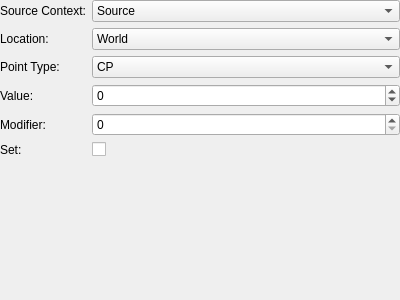
comphack/comp_hack, file tools/cathedral/ui/ActionUpdatePoints.ui: the form before one commit.
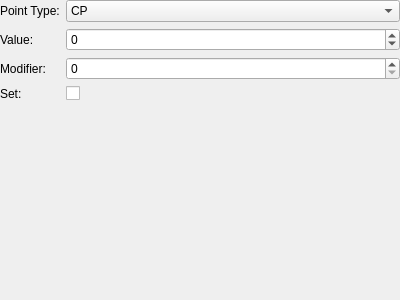
The form after the commit.

Commit message: Minimizing the base action UI

```diff
--- a/tools/cathedral/ui/ActionUpdatePoints.ui
+++ b/tools/cathedral/ui/ActionUpdatePoints.ui
@@ -29,70 +29,13 @@
       <enum>QFormLayout::AllNonFixedFieldsGrow</enum>
      </property>
      <item row="0" column="0">
-      <widget class="QLabel" name="lblSourceContext">
-       <property name="text">
-        <string>Source Context:</string>
-       </property>
-      </widget>
-     </item>
-     <item row="0" column="1">
-      <widget class="QComboBox" name="sourceContext">
-       <item>
-        <property name="text">
-         <string>Source</string>
-        </property>
-       </item>
-       <item>
-        <property name="text">
-         <string>Party</string>
-        </property>
-       </item>
-       <item>
-        <property name="text">
-         <string>All</string>
-        </property>
-       </item>
-      </widget>
-     </item>
-     <item row="1" column="0">
-      <widget class="QLabel" name="lblLocation">
-       <property name="text">
-        <string>Location:</string>
-       </property>
-      </widget>
-     </item>
-     <item row="1" column="1">
-      <widget class="QComboBox" name="location">
-       <item>
-        <property name="text">
-         <string>World</string>
-        </property>
-       </item>
-       <item>
-        <property name="text">
-         <string>Channel</string>
-        </property>
-       </item>
-       <item>
-        <property name="text">
-         <string>Instance</string>
-        </property>
-       </item>
-       <item>
-        <property name="text">
-         <string>Zone</string>
-        </property>
-       </item>
-      </widget>
-     </item>
-     <item row="2" column="0">
       <widget class="QLabel" name="lblPointType">
        <property name="text">
         <string>Point Type:</string>
        </property>
       </widget>
      </item>
-     <item row="2" column="1">
+     <item row="0" column="1">
       <widget class="QComboBox" name="pointType">
        <item>
         <property name="text">
@@ -156,14 +99,14 @@
        </item>
       </widget>
      </item>
-     <item row="3" column="0">
+     <item row="1" column="0">
       <widget class="QLabel" name="lblValue">
        <property name="text">
         <string>Value:</string>
        </property>
       </widget>
      </item>
-     <item row="3" column="1">
+     <item row="1" column="1">
       <widget class="QSpinBox" name="value">
        <property name="minimum">
         <number>-32768</number>
@@ -173,26 +116,26 @@
        </property>
       </widget>
      </item>
-     <item row="5" column="1">
-      <widget class="QCheckBox" name="isSet"/>
-     </item>
-     <item row="5" column="0">
-      <widget class="QLabel" name="lblIsSet">
-       <property name="text">
-        <string>Set:</string>
-       </property>
-      </widget>
-     </item>
-     <item row="4" column="0">
+     <item row="2" column="0">
       <widget class="QLabel" name="lblModifier">
        <property name="text">
         <string>Modifier:</string>
        </property>
       </widget>
      </item>
-     <item row="4" column="1">
+     <item row="2" column="1">
       <widget class="QSpinBox" name="modifier"/>
      </item>
+     <item row="3" column="0">
+      <widget class="QLabel" name="lblIsSet">
+       <property name="text">
+        <string>Set:</string>
+       </property>
+      </widget>
+     </item>
+     <item row="3" column="1">
+      <widget class="QCheckBox" name="isSet"/>
+     </item>
     </layout>
    </item>
   </layout>
```
The commit also changes 50 other files.
